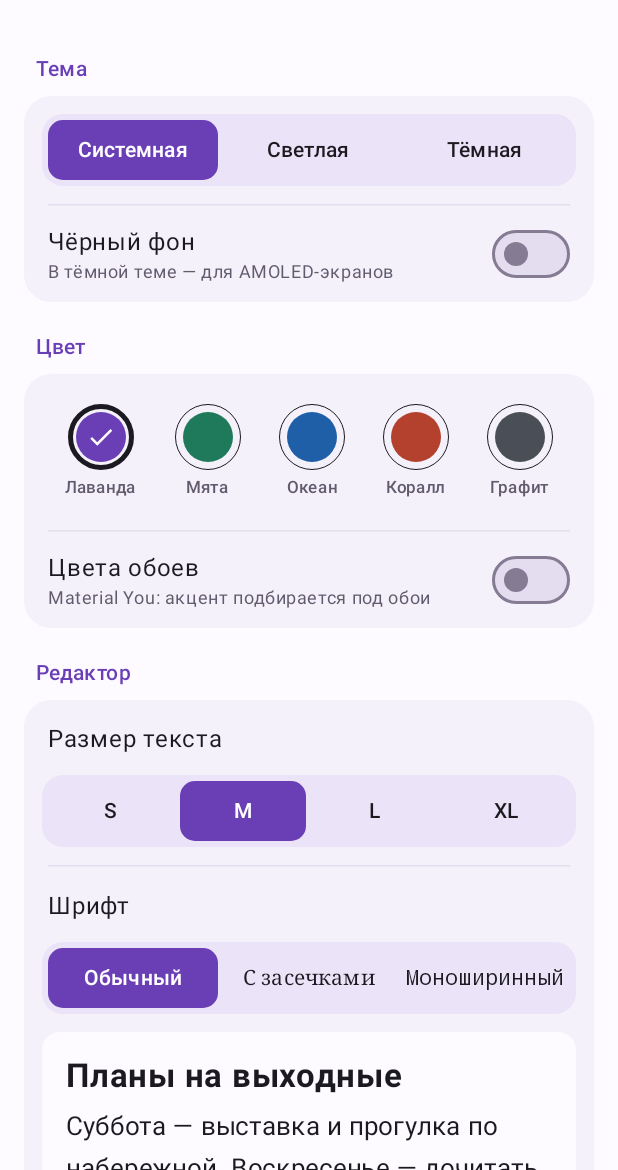
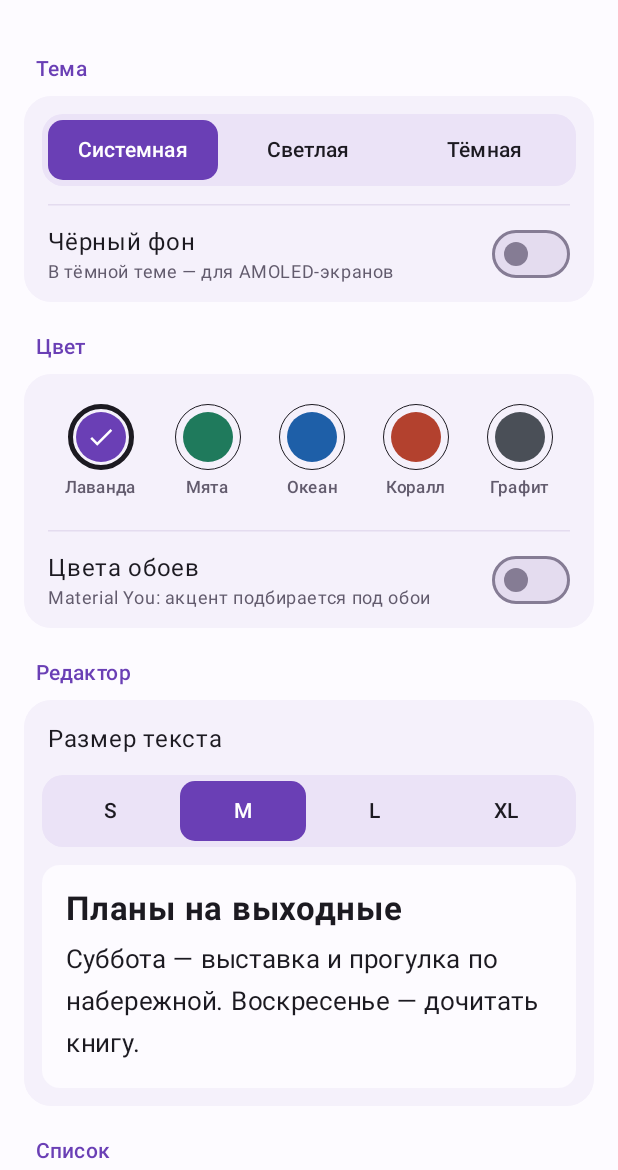
Before and after one commit to dantemorrigan/Cotes, an Android app built with Jetpack Compose: the screen it shows after launch (MainActivity), after a tap on "Настройки", on a phone screen of 412 x 824 dp, the part 66-1236 px from its top. Run offline under Robolectric (Android 15) with nearby library versions, the phone set to English and light mode, and no system bars.

Commit message:
Remove donate button/link and editor font picker
Support link dropped from Android settings, landing header and README.
Editor font setting removed: the editor always uses the default font;
the stale editorFont preference is cleared on next save.

Co-Authored-By: Claude Opus 5.5 <noreply@anthropic.com>
Claude-Session: https://claude.ai/code/session_011JonoJ1D4dchhWEN2TPQmw

```diff
--- a/android/app/src/main/java/io/github/dantemorrigan/cotes/Settings.kt
+++ b/android/app/src/main/java/io/github/dantemorrigan/cotes/Settings.kt
@@ -27,19 +27,12 @@ enum class TextSize(val title: String, val sp: Int, val lineHeight: Int) {
     XL("XL", 22, 34),
 }
 
-enum class EditorFont(val title: String) {
-    SANS("Обычный"),
-    SERIF("С засечками"),
-    MONO("Моноширинный"),
-}
-
 data class AppSettings(
     val theme: ThemeMode = ThemeMode.SYSTEM,
     val accent: Accent = Accent.LAVENDER,
     val dynamicColor: Boolean = false,
     val pureBlack: Boolean = false,
     val textSize: TextSize = TextSize.M,
-    val editorFont: EditorFont = EditorFont.SANS,
     val compactList: Boolean = false,
     val showPreview: Boolean = true,
 ) {
@@ -71,7 +64,6 @@ class SettingsRepository private constructor(context: Context) {
             dynamicColor = prefs.getBoolean("dynamicColor", d.dynamicColor),
             pureBlack = prefs.getBoolean("pureBlack", d.pureBlack),
             textSize = enumOr(prefs.getString("textSize", null), d.textSize),
-            editorFont = enumOr(prefs.getString("editorFont", null), d.editorFont),
             compactList = prefs.getBoolean("compactList", d.compactList),
             showPreview = prefs.getBoolean("showPreview", d.showPreview),
         )
@@ -84,7 +76,7 @@ class SettingsRepository private constructor(context: Context) {
             .putBoolean("dynamicColor", s.dynamicColor)
             .putBoolean("pureBlack", s.pureBlack)
             .putString("textSize", s.textSize.name)
-            .putString("editorFont", s.editorFont.name)
+            .remove("editorFont")
             .putBoolean("compactList", s.compactList)
             .putBoolean("showPreview", s.showPreview)
             .apply()
--- a/android/app/src/main/java/io/github/dantemorrigan/cotes/ui/CotesApp.kt
+++ b/android/app/src/main/java/io/github/dantemorrigan/cotes/ui/CotesApp.kt
@@ -785,7 +785,6 @@ private fun EditorPane(
                         textStyle = MaterialTheme.typography.headlineSmall.copy(
                             color = colors.onSurface,
                             fontWeight = FontWeight.Bold,
-                            fontFamily = settings.editorFont.family(),
                         ),
                         singleLine = true,
                         cursorBrush = SolidColor(colors.primary),
@@ -825,7 +824,6 @@ private fun EditorPane(
                             color = colors.onSurface,
                             fontSize = settings.textSize.sp.sp,
                             lineHeight = settings.textSize.lineHeight.sp,
-                            fontFamily = settings.editorFont.family(),
                         ),
                         cursorBrush = SolidColor(colors.primary),
                         keyboardOptions = KeyboardOptions(capitalization = KeyboardCapitalization.Sentences),
@@ -837,7 +835,6 @@ private fun EditorPane(
                                         style = MaterialTheme.typography.bodyLarge.copy(
                                             fontSize = settings.textSize.sp.sp,
                                             lineHeight = settings.textSize.lineHeight.sp,
-                                            fontFamily = settings.editorFont.family(),
                                         ),
                                         color = colors.onSurfaceVariant.copy(alpha = 0.6f),
                                     )
--- a/android/app/src/main/java/io/github/dantemorrigan/cotes/ui/SettingsScreen.kt
+++ b/android/app/src/main/java/io/github/dantemorrigan/cotes/ui/SettingsScreen.kt
@@ -62,7 +62,6 @@ import androidx.compose.ui.unit.sp
 import androidx.core.content.pm.PackageInfoCompat
 import io.github.dantemorrigan.cotes.Accent
 import io.github.dantemorrigan.cotes.AppSettings
-import io.github.dantemorrigan.cotes.EditorFont
 import io.github.dantemorrigan.cotes.R
 import io.github.dantemorrigan.cotes.TextSize
 import io.github.dantemorrigan.cotes.ThemeMode
@@ -178,20 +177,6 @@ fun SettingsScreen(
                             onSelect = { size -> onChange { it.copy(textSize = size) } },
                             modifier = Modifier.padding(12.dp),
                         )
-                        Divider()
-                        Text(
-                            "Шрифт",
-                            style = MaterialTheme.typography.bodyLarge,
-                            modifier = Modifier.padding(start = 16.dp, top = 14.dp),
-                        )
-                        Segmented(
-                            options = EditorFont.entries,
-                            selected = settings.editorFont,
-                            label = { it.title },
-                            fontFor = { it.family() },
-                            onSelect = { font -> onChange { it.copy(editorFont = font) } },
-                            modifier = Modifier.padding(12.dp),
-                        )
                         // Живой пример: как будет выглядеть заметка.
                         Column(
                             Modifier
@@ -203,14 +188,12 @@ fun SettingsScreen(
                         ) {
                             Text(
                                 "Планы на выходные",
-                                fontFamily = settings.editorFont.family(),
                                 fontWeight = FontWeight.Bold,
                                 fontSize = (settings.textSize.sp + 5).sp,
                             )
                             Spacer(Modifier.height(6.dp))
                             Text(
                                 "Суббота — выставка и прогулка по набережной. Воскресенье — дочитать книгу.",
-                                fontFamily = settings.editorFont.family(),
                                 fontSize = settings.textSize.sp.sp,
                                 lineHeight = settings.textSize.lineHeight.sp,
                             )
@@ -273,8 +256,6 @@ fun SettingsScreen(
                         LinkRow("Исходный код", "github.com/dantemorrigan/Cotes") {
                             openLink("https://github.com/dantemorrigan/Cotes")
                         }
-                        Divider()
-                        LinkRow("Поддержать проект", "Boosty") { openLink("https://boosty.to/svdo/donate") }
                     }
 
                     Text(
@@ -379,7 +360,6 @@ private fun <T> Segmented(
     label: (T) -> String,
     onSelect: (T) -> Unit,
     modifier: Modifier = Modifier,
-    fontFor: ((T) -> androidx.compose.ui.text.font.FontFamily)? = null,
 ) {
     val colors = MaterialTheme.colorScheme
     Row(
@@ -408,7 +388,6 @@ private fun <T> Segmented(
                     label(option),
                     color = fg,
                     style = MaterialTheme.typography.labelLarge,
-                    fontFamily = fontFor?.invoke(option),
                     maxLines = 1,
                 )
             }
--- a/android/app/src/main/java/io/github/dantemorrigan/cotes/ui/Theme.kt
+++ b/android/app/src/main/java/io/github/dantemorrigan/cotes/ui/Theme.kt
@@ -17,10 +17,8 @@ import androidx.compose.runtime.staticCompositionLocalOf
 import androidx.compose.ui.graphics.Color
 import androidx.compose.ui.graphics.lerp
 import androidx.compose.ui.platform.LocalContext
-import androidx.compose.ui.text.font.FontFamily
 import io.github.dantemorrigan.cotes.Accent
 import io.github.dantemorrigan.cotes.AppSettings
-import io.github.dantemorrigan.cotes.EditorFont
 
 // Фирменные цвета — из replica/design/tokens.json и tokens.dark.json (как у веб-версии).
 
@@ -162,12 +160,6 @@ data class CotesExtraColors(val mark: Color)
 val LocalCotesColors = staticCompositionLocalOf { CotesExtraColors(mark = Color(0xFFA0F0ED)) }
 val LocalAppSettings = compositionLocalOf { AppSettings() }
 
-fun EditorFont.family(): FontFamily = when (this) {
-    EditorFont.SANS -> FontFamily.SansSerif
-    EditorFont.SERIF -> FontFamily.Serif
-    EditorFont.MONO -> FontFamily.Monospace
-}
-
 val dynamicColorAvailable: Boolean get() = Build.VERSION.SDK_INT >= Build.VERSION_CODES.S
 
 @Composable
```
Also changed, not shown: 4 other files.
